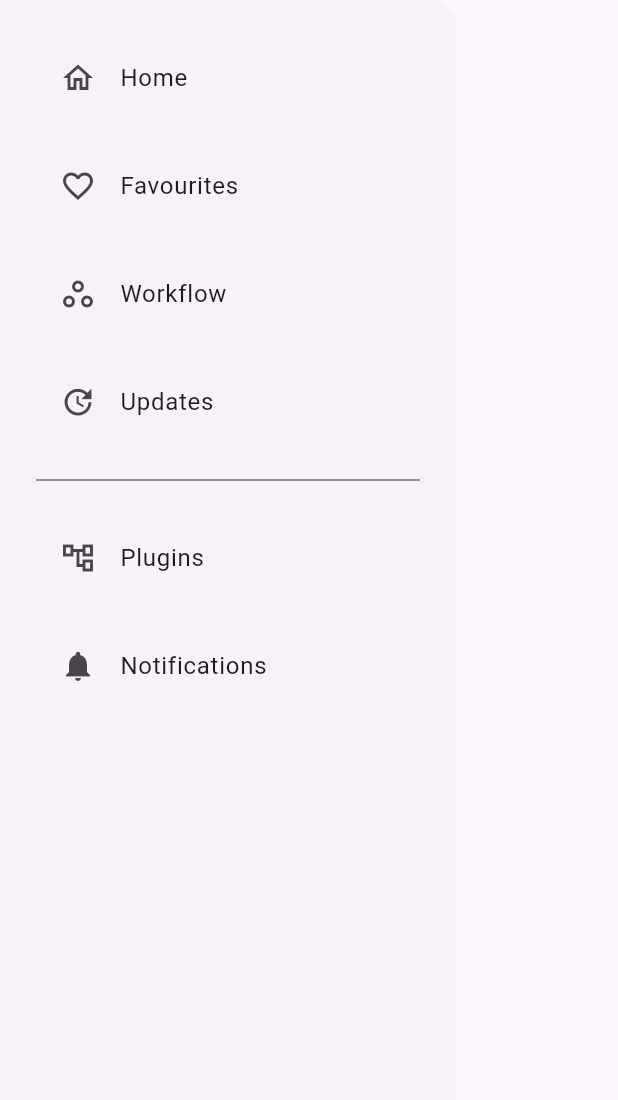
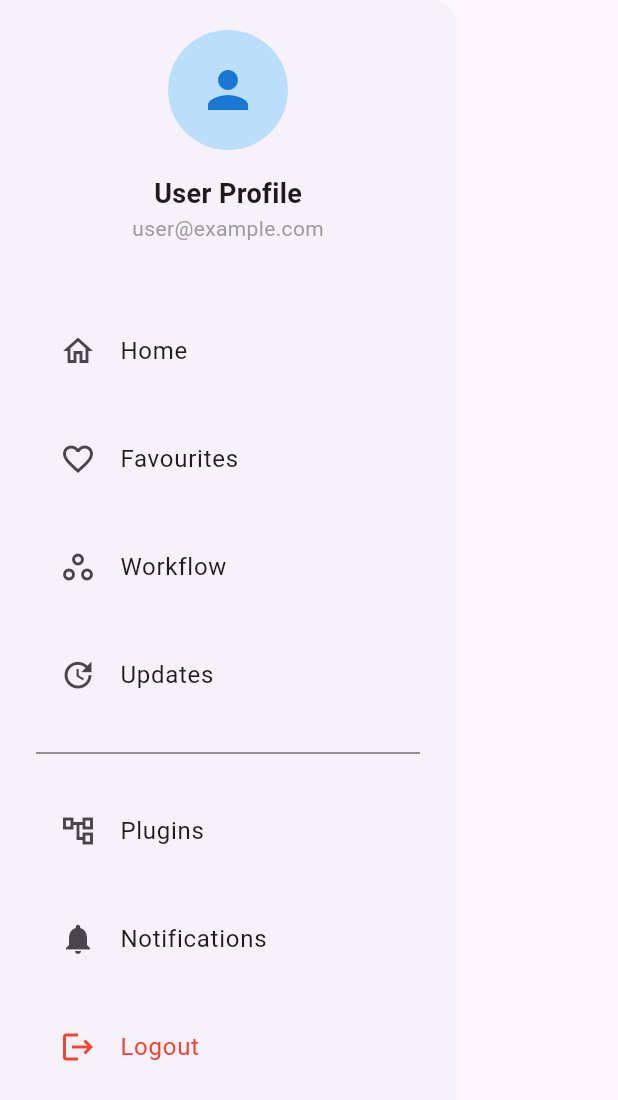
Before and after one commit to Ivriel/flutter_experiments, a Flutter app: the DrawerScreen widget shown alone on an empty page, opened directly, on a phone screen of 412 x 824 dp. Shown: the top 1100 px of the screen. Run offline on Flutter 3.47's test engine with Material 3 defaults, Android fonts, the phone set to English and light mode, and no system bars; our stand-ins replace geolocator, image_picker.

```diff
--- a/lib/screens/drawer.dart
+++ b/lib/screens/drawer.dart
@@ -1,5 +1,4 @@
 import 'package:flutter/material.dart';
-import 'package:flutter/widgets.dart';
 
 class DrawerScreen extends StatefulWidget {
   const DrawerScreen({super.key});
@@ -12,7 +11,36 @@ class _DrawerScreenState extends State<DrawerScreen> {
 
   Widget buildHeader(BuildContext context) => Container(
     padding: EdgeInsets.only(
-      top: MediaQuery.of(context).padding.top
+      top: MediaQuery.of(context).padding.top + 20,
+      bottom: 20,
+    ),
+    child: Column(
+      children: [
+        CircleAvatar(
+          radius: 40,
+          backgroundColor: Colors.blue.shade100,
+          child: Icon(
+            Icons.person,
+            size: 40,
+            color: Colors.blue.shade700,
+          ),
+        ),
+        const SizedBox(height: 16),
+        const Text(
+          "User Profile",
+          style: TextStyle(
+            fontSize: 18,
+            fontWeight: FontWeight.bold,
+          ),
+        ),
+        const Text(
+          "user@example.com",
+          style: TextStyle(
+            fontSize: 14,
+            color: Colors.grey,
+          ),
+        ),
+      ],
     ),
   );
 
@@ -24,33 +52,53 @@ class _DrawerScreenState extends State<DrawerScreen> {
         ListTile(
           leading: const Icon(Icons.home_outlined),
           title: const Text("Home"),
-          onTap: (){},
+          onTap: (){
+            Navigator.pop(context);
+          },
         ),
         ListTile(
           leading: const Icon(Icons.favorite_border),
           title: const Text("Favourites"),
-          onTap: (){},
+          onTap: (){
+            Navigator.pop(context);
+          },
         ),
          ListTile(
           leading: const Icon(Icons.workspaces_outline),
           title: const Text("Workflow"),
-          onTap: (){},
+          onTap: (){
+            Navigator.pop(context);
+          },
         ),
          ListTile(
           leading: const Icon(Icons.update),
           title: const Text("Updates"),
-          onTap: (){},
+          onTap: (){
+            Navigator.pop(context);
+          },
         ),
         const Divider(color: Colors.black54),
          ListTile(
           leading: const Icon(Icons.account_tree_outlined),
           title: const Text("Plugins"),
-          onTap: (){},
+          onTap: (){
+            Navigator.pop(context);
+          },
         ),
          ListTile(
           leading: const Icon(Icons.notifications),
           title: const Text("Notifications"),
-          onTap: (){},
+          onTap: (){
+            Navigator.pop(context);
+          },
+        ),
+        const SizedBox(height: 20),
+        ListTile(
+          leading: const Icon(Icons.logout, color: Colors.red),
+          title: const Text("Logout", style: TextStyle(color: Colors.red)),
+          onTap: (){
+            Navigator.pop(context);
+          },
         ),
       ],
     ),
--- a/pubspec.yaml
+++ b/pubspec.yaml
@@ -31,6 +31,7 @@ dependencies:
   cupertino_icons: ^1.0.6
   flutter:
     sdk: flutter
+  geolocator: 13.0.2
   image_picker: ^1.1.2
   location: 7.0.1
 
```
Also changed, not shown: lib/screens/image_picker.dart (+39 -88 lines), pubspec.lock, 3 other files.
